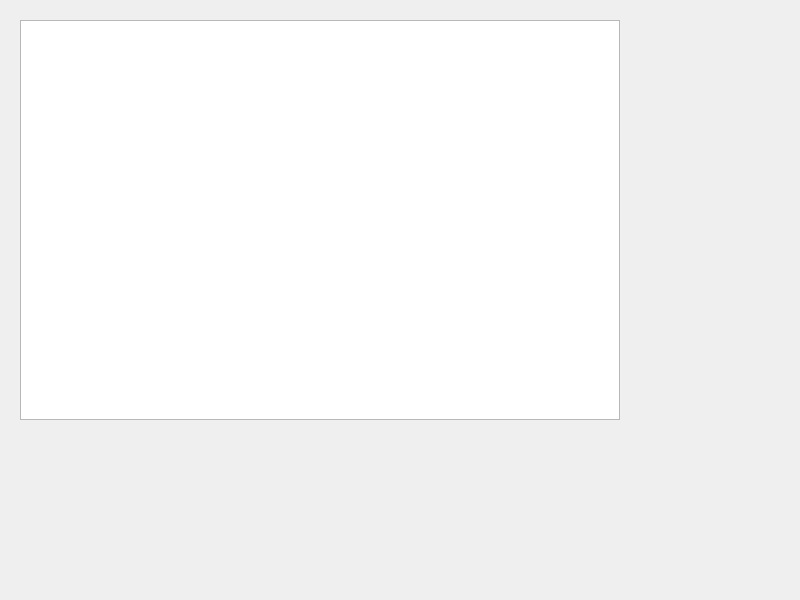
First picture: the form in image_display_by_graphicsScene/mycam.ui, repository parkkiung123/digit-7seg-recog, before the edit.
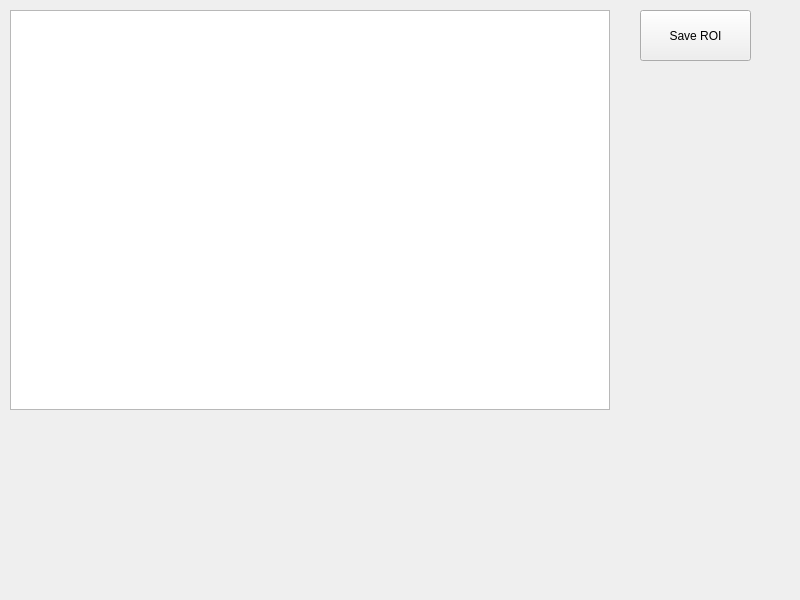
Second picture: the form after the edit.

```diff
--- a/image_display_by_graphicsScene/mycam.ui
+++ b/image_display_by_graphicsScene/mycam.ui
@@ -14,11 +14,24 @@
    <string>MyCam</string>
   </property>
   <widget class="QWidget" name="centralWidget">
+   <widget class="QPushButton" name="pushButton">
+    <property name="geometry">
+     <rect>
+      <x>640</x>
+      <y>10</y>
+      <width>111</width>
+      <height>51</height>
+     </rect>
+    </property>
+    <property name="text">
+     <string>Save ROI</string>
+    </property>
+   </widget>
    <widget class="QGraphicsView" name="graphicsView">
     <property name="geometry">
      <rect>
-      <x>20</x>
-      <y>20</y>
+      <x>10</x>
+      <y>10</y>
       <width>600</width>
       <height>400</height>
      </rect>
```
